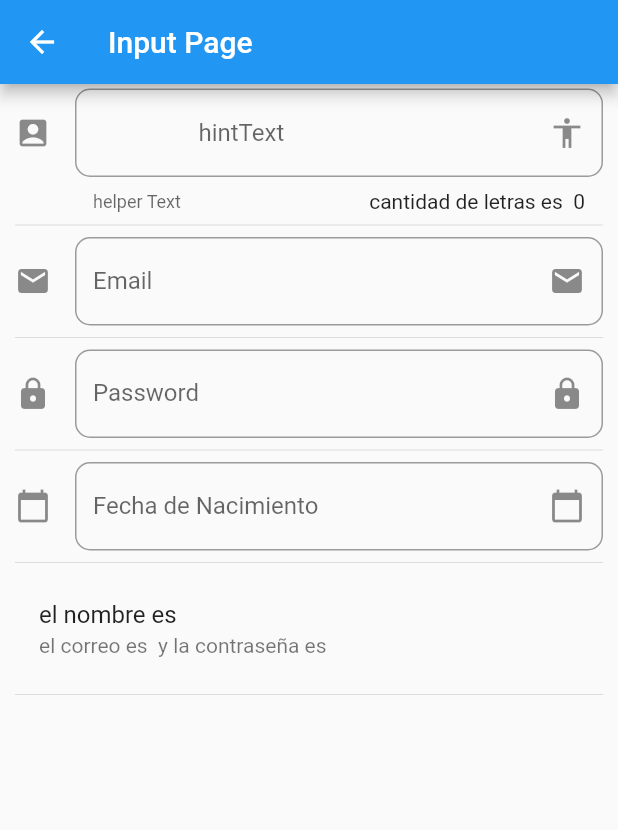
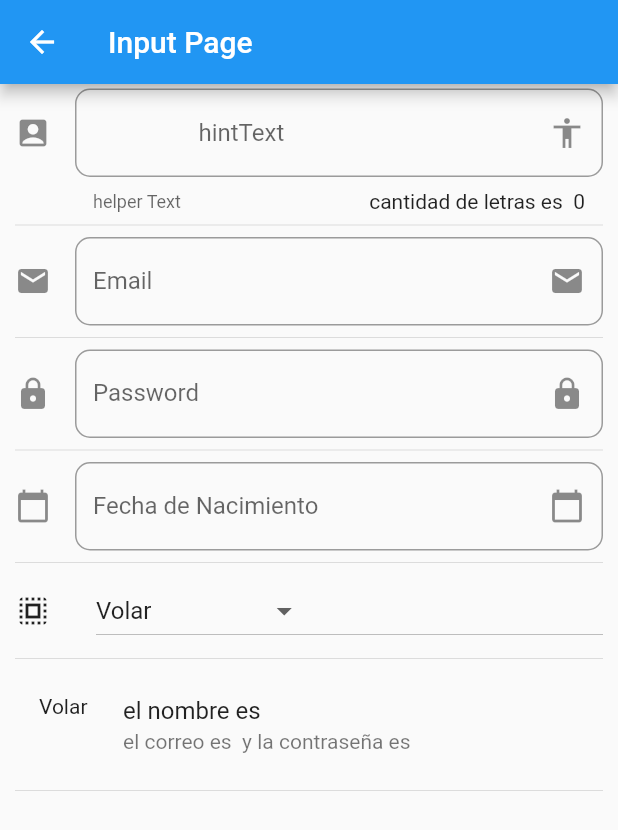
Before and after one commit to luiisfabian/componentsFlutter, a Flutter app: the screen it shows after launch, after a tap on "inputs", on a phone screen of 412 x 824 dp. Shown: the top 830 px of the screen. Run offline on Flutter 3.47's test engine with Material 2 defaults, Android fonts, the phone set to English and light mode, and no system bars; network calls fail.

Commit message:
adding list and scroll, slider, and imputs

```diff
--- a/lib/main.dart
+++ b/lib/main.dart
@@ -4,6 +4,7 @@ import 'package:componentes/src/pages/home_page.dart';
 import 'package:componentes/src/pages/home_temp.dart';
 import 'package:componentes/src/routes/routes.dart';
 import 'package:flutter/material.dart';
+import 'package:flutter_localizations/flutter_localizations.dart';
 
 void main() => runApp(MyApp());
 
@@ -11,19 +12,27 @@ class MyApp extends StatelessWidget {
   @override
   Widget build(BuildContext context) {
     return MaterialApp(
+      localizationsDelegates: [
+        // ... app-specific localization delegate[s] here
+        GlobalMaterialLocalizations.delegate,
+        GlobalWidgetsLocalizations.delegate,
+        GlobalCupertinoLocalizations.delegate,
+      ],
+      supportedLocales: [
+        const Locale('en', 'US'), // English
+        const Locale('es', 'ES'), // Hebrew
+      ],
       title: 'ComponentesAPP',
       debugShowCheckedModeBanner: false,
       //  home: HomePage()
       initialRoute: "/",
       routes: getApplicationRoute(),
-      onGenerateRoute: (RouteSettings settings){
-          print("Ruta llamada ${settings.name}");
+      onGenerateRoute: (RouteSettings settings) {
+        print("Ruta llamada ${settings.name}");
 
-          return MaterialPageRoute(
-            builder: (context){
-            return AlertPage();
-
-          });
+        return MaterialPageRoute(builder: (context) {
+          return AlertPage();
+        });
       },
       //  home: HomePageTemp()
     );
--- a/lib/src/pages/input_page.dart
+++ b/lib/src/pages/input_page.dart
@@ -12,8 +12,16 @@ class _InputPageState extends State<InputPage> {
   String _email = '';
   String _password = '';
   String _fecha;
+  List<String> _listaDePoderes = [
+    'Volar',
+    'Caminar Rapido',
+    'Nadar',
+    'Super Peos'
+  ];
+  String _opcionSeleccionada = 'Volar';
 
-  TextEditingController _inputFileFechaEditingController = new TextEditingController();
+  TextEditingController _inputFileFechaEditingController =
+      new TextEditingController();
   @override
   Widget build(BuildContext context) {
     return Scaffold(
@@ -30,6 +38,8 @@ class _InputPageState extends State<InputPage> {
             _crearPassword(),
             Divider(),
             _crearFecha(context),
+            Divider(),
+            _crearDropDown(),
             Divider(),
             _crearPersona(),
           ],
@@ -58,6 +68,38 @@ class _InputPageState extends State<InputPage> {
           _crearNombre = data;
         });
       },
+    );
+  }
+
+  List<DropdownMenuItem<String>> _getOpcionesDropDown() {
+    List<DropdownMenuItem<String>> lista = new List();
+
+    _listaDePoderes.forEach((poder) {
+      lista.add(DropdownMenuItem(
+        child: Text(poder),
+        value: poder,
+      ));
+    });
+
+    return lista;
+  }
+
+  Widget _crearDropDown() {
+    return Row(
+      children: <Widget>[
+        Icon(Icons.select_all),
+        SizedBox(width: 30.0),
+        Expanded(
+          child: DropdownButton(
+              value: _opcionSeleccionada,
+              items: _getOpcionesDropDown(),
+              onChanged: (opcion) {
+                setState(() {
+                  _opcionSeleccionada = opcion;
+                });
+              }),
+        )
+      ],
     );
   }
 
@@ -103,6 +145,22 @@ class _InputPageState extends State<InputPage> {
     );
   }
 
+  Widget _crearPersona() {
+    return Column(
+      children: <Widget>[
+        ListTile(
+          title: Text("el nombre es  $_crearNombre"),
+          subtitle: Text("el correo es $_email y la contraseña es $_password"),
+          leading: Text(_opcionSeleccionada),
+        ),
+        Divider(),
+        // ListTile(
+        //   title: Text("el password es $_password"),
+        // ),
+      ],
+    );
+  }
+
   Widget _crearFecha(BuildContext context) {
     return TextField(
       controller: _inputFileFechaEditingController,
@@ -117,38 +175,22 @@ class _InputPageState extends State<InputPage> {
           suffixIcon: Icon(Icons.calendar_today), // a la derecha sobre el input
           icon: Icon(Icons.calendar_today) // a la quierda a un lado del input
           ),
-      onTap: (){
-        FocusScope.of(context).requestFocus( new FocusNode());
+      onTap: () {
+        FocusScope.of(context).requestFocus(new FocusNode());
         _selectDay(context);
       },
     );
   }
 
-          Widget _crearPersona() {
-            return Column(
-              children: <Widget>[
-                ListTile(
-                  title: Text("el nombre es  $_crearNombre"),
-                  subtitle: Text("el correo es $_email y la contraseña es $_password"),
-                ),
-                Divider(),
-                // ListTile(
-                //   title: Text("el password es $_password"),
-                // ),
-              ],
-            );
-          }
-
-          void _selectDay(BuildContext context) async{
+  void _selectDay(BuildContext context) async {
     DateTime picket = await showDatePicker(
       context: context,
       lastDate: new DateTime(2025),
       initialDate: new DateTime.now(),
       firstDate: new DateTime(2020),
-
-
+      //locale: Locale('es', 'Es')
     );
-            if(picket != null){
+    if (picket != null) {
       setState(() {
         _fecha = picket.toString();
         _inputFileFechaEditingController.text = _fecha;
--- a/lib/src/routes/routes.dart
+++ b/lib/src/routes/routes.dart
@@ -1,9 +1,12 @@
+
 import 'package:componentes/src/pages/alert_page.dart';
 import 'package:componentes/src/pages/animated_container_page.dart';
 import 'package:componentes/src/pages/avatar_page.dart';
 import 'package:componentes/src/pages/card_page.dart';
 import 'package:componentes/src/pages/home_page.dart';
 import 'package:componentes/src/pages/input_page.dart';
+import 'package:componentes/src/pages/listView_page.dart';
+import 'package:componentes/src/pages/slider_page.dart';
 import 'package:flutter/material.dart';
 
 Map<String, WidgetBuilder> getApplicationRoute() {
@@ -14,5 +17,7 @@ Map<String, WidgetBuilder> getApplicationRoute() {
     "card": (BuildContext context) => CardPage(),
     "animatedContainer": (BuildContext context) => AnimatedContainerPage(),
     "inputs": (BuildContext context) => InputPage(),
+    "slider": (BuildContext context) => SliderPage(),
+    "listView": (BuildContext context) => ListViewPage()
   };
 }
--- a/lib/src/utils/icono_string_util.dart
+++ b/lib/src/utils/icono_string_util.dart
@@ -6,7 +6,9 @@ final  _icons = <String, IconData>{
   'accessibility' : Icons.accessibility,
   'folder_open': Icons.folder_open,
   'donut_large': Icons.donut_large,
-  'input': Icons.input
+  'input': Icons.input,
+  'slider': Icons.slideshow,
+  'list': Icons.list
 
 };
 Icon getIcon(String nombreIcono){
--- a/pubspec.yaml
+++ b/pubspec.yaml
@@ -26,6 +26,8 @@ dependencies:
 
 dev_dependencies:
   flutter_test:
+    sdk: flutter
+  flutter_localizations:
     sdk: flutter
 
 
```
Also changed, not shown: data/menu_opts.json (+10 -0 lines), lib/src/pages/listView_page.dart (added, +128 -0 lines), lib/src/pages/slider_page.dart (added, +94 -0 lines), pubspec.lock. Lines whose indentation alone changed are shown as unchanged.
